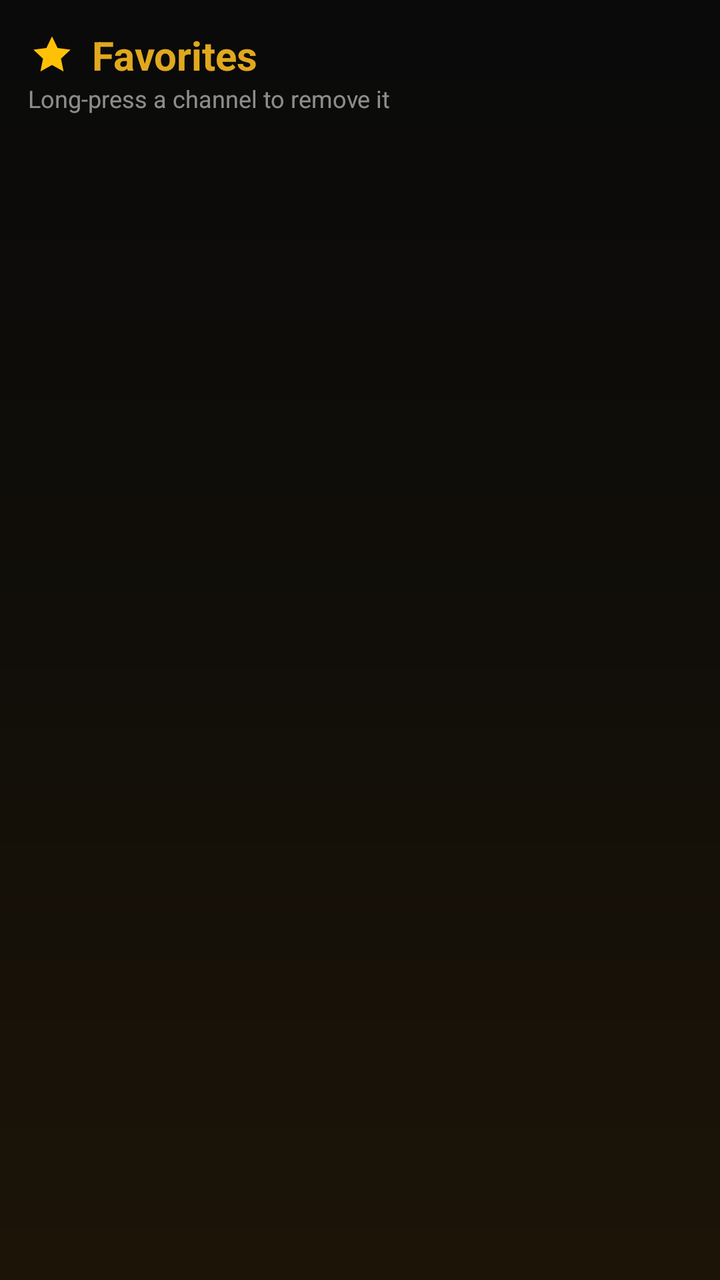
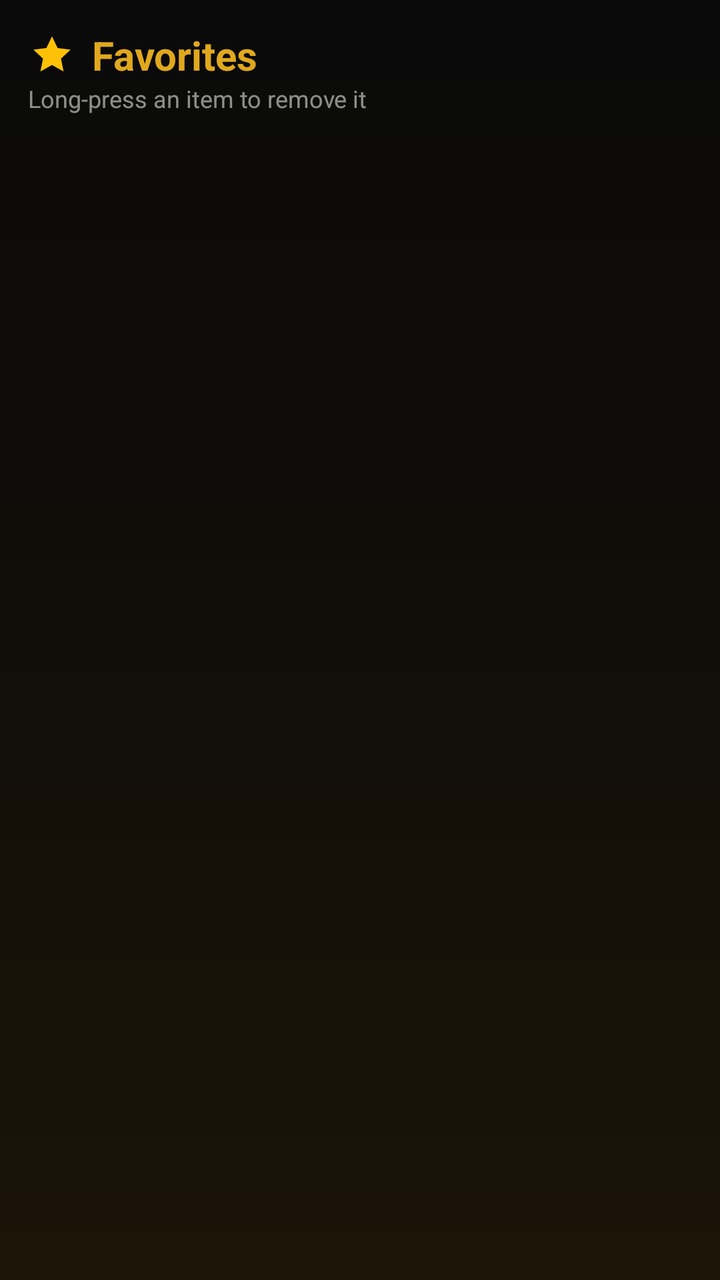

Two renders of the same Android screen: before a commit and after it. Below are the layout's source before the change and the commit's diff.
<!-- AndroidManifest.xml: application theme Theme.IPTVPlayer -->
<!-- res/layout/activity_favorites.xml -->
<?xml version="1.0" encoding="utf-8"?>
<LinearLayout xmlns:android="http://schemas.android.com/apk/res/android" android:layout_width="match_parent" android:layout_height="match_parent" android:background="@drawable/bg_app_gradient" android:orientation="vertical" android:padding="14dp">
<TextView android:layout_width="wrap_content" android:layout_height="wrap_content" android:drawablePadding="8dp" android:drawableStart="@drawable/ic_nav_fav" android:gravity="center_vertical" android:text="@string/cat_fav" android:textColor="#E0A81E" android:textSize="20sp" android:textStyle="bold" />
<TextView android:layout_width="wrap_content" android:layout_height="wrap_content" android:text="@string/fav_hint" android:textColor="#88FFFFFF" android:textSize="12sp" />
<FrameLayout android:layout_width="match_parent" android:layout_height="0dp" android:layout_marginTop="8dp" android:layout_weight="1">
<androidx.recyclerview.widget.RecyclerView android:id="@+id/rvFavs" android:layout_width="match_parent" android:layout_height="match_parent" />
<TextView android:id="@+id/tvEmpty" android:layout_width="wrap_content" android:layout_height="wrap_content" android:layout_gravity="center" android:text="@string/fav_empty" android:textColor="#88FFFFFF" android:textSize="15sp" android:visibility="gone" />
</FrameLayout>
</LinearLayout>
<!-- resources referenced by this layout -->
<resources>
  <!-- drawable bg_app_gradient (drawable) -->
  <?xml version="1.0" encoding="utf-8"?>
  <shape xmlns:android="http://schemas.android.com/apk/res/android" android:shape="rectangle"><gradient android:angle="270" android:startColor="#0A0A0A" android:centerColor="#110E09" android:endColor="#1C1407" /></shape>
  <!-- drawable ic_nav_fav (drawable) -->
  <?xml version="1.0" encoding="utf-8"?>
  <vector xmlns:android="http://schemas.android.com/apk/res/android" android:width="24dp" android:height="24dp" android:viewportWidth="24" android:viewportHeight="24">
  <path android:fillColor="#FFC107" android:pathData="M12,2.8 L14.8,8.7 L21.3,9.5 L16.5,14 L17.8,20.4 L12,17.2 L6.2,20.4 L7.5,14 L2.7,9.5 L9.2,8.7 Z" />
  </vector>
  <string name="cat_fav">Favorites</string>
  <string name="fav_empty">No favorite channels yet</string>
  <string name="fav_hint">Long-press a channel to remove it</string>
  <style name="Theme.IPTVPlayer" parent="Theme.MaterialComponents.DayNight.NoActionBar">
          <item name="colorPrimary">@color/accent_primary</item>
          <item name="colorPrimaryVariant">@color/accent_secondary</item>
          <item name="colorOnPrimary">@color/bg_primary</item>
          <item name="colorSecondary">@color/accent_primary</item>
          <item name="colorOnSecondary">@color/bg_primary</item>
          <item name="android:colorBackground">@color/bg_primary</item>
          <item name="colorSurface">@color/bg_surface</item>
          <item name="colorOnSurface">@color/text_primary</item>
          <item name="android:statusBarColor">@color/bg_surface</item>
          <item name="android:navigationBarColor">@color/bg_primary</item>
          <item name="android:windowBackground">@color/bg_primary</item>
          
          <item name="android:textColorPrimary">@color/text_primary</item>
          <item name="android:textColorSecondary">@color/text_secondary</item>
          <item name="android:editTextColor">@color/text_primary</item>
          <item name="android:textColorHint">@color/text_hint</item>
          
          <item name="materialAlertDialogTheme">@style/DarkAlertDialog</item>
      </style>
  <color name="accent_primary">#FF00E676</color>
  <color name="accent_secondary">#FF00C853</color>
  <color name="bg_primary">#FF121212</color>
  <color name="bg_surface">#FF1E1E1E</color>
  <color name="text_primary">#FFFFFFFF</color>
  <color name="text_secondary">#FFB0B0B0</color>
  <color name="text_hint">#FF757575</color>
  <style name="DarkAlertDialog" parent="ThemeOverlay.MaterialComponents.MaterialAlertDialog">
          <item name="colorSurface">@color/bg_surface</item>
          <item name="colorOnSurface">@color/text_primary</item>
          <item name="android:background">@color/bg_surface</item>
          <item name="buttonBarPositiveButtonStyle">@style/AccentButtonStyle</item>
      </style>
  <style name="AccentButtonStyle" parent="Widget.MaterialComponents.Button.TextButton.Dialog">
          <item name="android:textColor">@color/accent_primary</item>
      </style>
</resources>

<!-- the commit's change to res/layout/activity_favorites.xml (unified diff, before → after) -->
@@ -1,9 +1,9 @@
 <?xml version="1.0" encoding="utf-8"?>
 <LinearLayout xmlns:android="http://schemas.android.com/apk/res/android" android:layout_width="match_parent" android:layout_height="match_parent" android:background="@drawable/bg_app_gradient" android:orientation="vertical" android:padding="14dp">
-<TextView android:layout_width="wrap_content" android:layout_height="wrap_content" android:drawablePadding="8dp" android:drawableStart="@drawable/ic_nav_fav" android:gravity="center_vertical" android:text="@string/cat_fav" android:textColor="#E0A81E" android:textSize="20sp" android:textStyle="bold" />
-<TextView android:layout_width="wrap_content" android:layout_height="wrap_content" android:text="@string/fav_hint" android:textColor="#88FFFFFF" android:textSize="12sp" />
+<TextView android:id="@+id/tvHead" android:layout_width="wrap_content" android:layout_height="wrap_content" android:drawablePadding="8dp" android:drawableStart="@drawable/ic_nav_fav" android:gravity="center_vertical" android:text="@string/cat_fav" android:textColor="#E0A81E" android:textSize="20sp" android:textStyle="bold" />
+<TextView android:id="@+id/tvHint" android:layout_width="wrap_content" android:layout_height="wrap_content" android:text="@string/hist_hint" android:textColor="#88FFFFFF" android:textSize="12sp" />
 <FrameLayout android:layout_width="match_parent" android:layout_height="0dp" android:layout_marginTop="8dp" android:layout_weight="1">
 <androidx.recyclerview.widget.RecyclerView android:id="@+id/rvFavs" android:layout_width="match_parent" android:layout_height="match_parent" />
-<TextView android:id="@+id/tvEmpty" android:layout_width="wrap_content" android:layout_height="wrap_content" android:layout_gravity="center" android:text="@string/fav_empty" android:textColor="#88FFFFFF" android:textSize="15sp" android:visibility="gone" />
+<TextView android:id="@+id/tvEmpty" android:layout_width="wrap_content" android:layout_height="wrap_content" android:layout_gravity="center" android:text="@string/fav_empty2" android:textColor="#88FFFFFF" android:textSize="15sp" android:visibility="gone" />
 </FrameLayout>
 </LinearLayout>
<!-- resource entries referenced after the edit -->
@@ -9,8 +9,8 @@
   <path android:fillColor="#FFC107" android:pathData="M12,2.8 L14.8,8.7 L21.3,9.5 L16.5,14 L17.8,20.4 L12,17.2 L6.2,20.4 L7.5,14 L2.7,9.5 L9.2,8.7 Z" />
   </vector>
   <string name="cat_fav">Favorites</string>
-  <string name="fav_empty">No favorite channels yet</string>
-  <string name="fav_hint">Long-press a channel to remove it</string>
+  <string name="fav_empty2">No favorites yet</string>
+  <string name="hist_hint">Long-press an item to remove it</string>
   <style name="Theme.IPTVPlayer" parent="Theme.MaterialComponents.DayNight.NoActionBar">
           <item name="colorPrimary">@color/accent_primary</item>
           <item name="colorPrimaryVariant">@color/accent_secondary</item>
